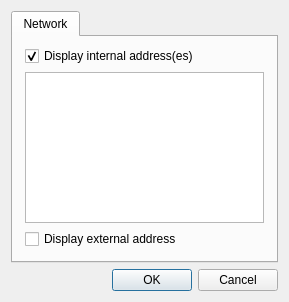
The window that plugins/ip_address/gui/settings_dialog.ui (Kolcha/DigitalClock4) describes before a commit, drawn with Qt 5.
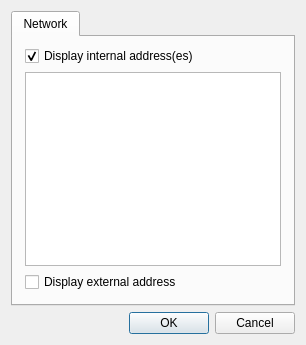
The same window after the commit.

The edit to the form file:
```diff
--- a/plugins/ip_address/gui/settings_dialog.ui
+++ b/plugins/ip_address/gui/settings_dialog.ui
@@ -14,6 +14,9 @@
    <string>IP Address plugin Settings</string>
   </property>
   <layout class="QVBoxLayout" name="verticalLayout">
+   <property name="sizeConstraint">
+    <enum>QLayout::SetFixedSize</enum>
+   </property>
    <item>
     <widget class="QTabWidget" name="tabWidget">
      <property name="currentIndex">
```
